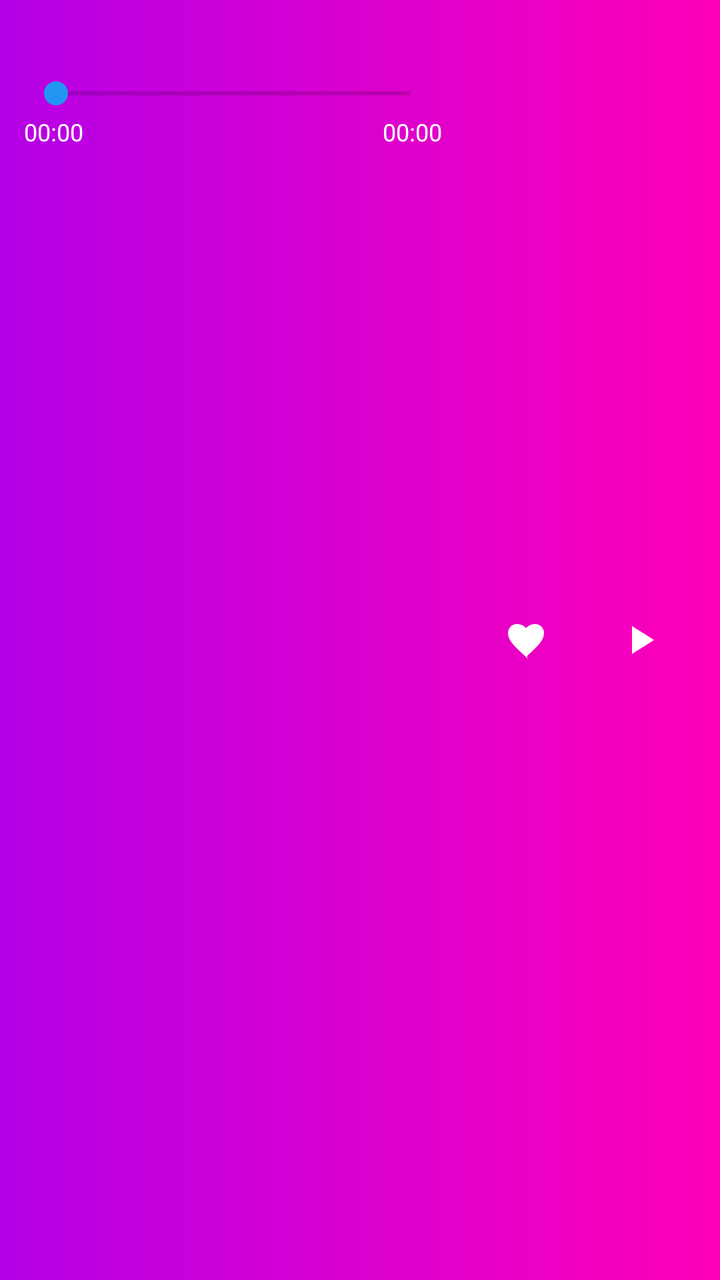
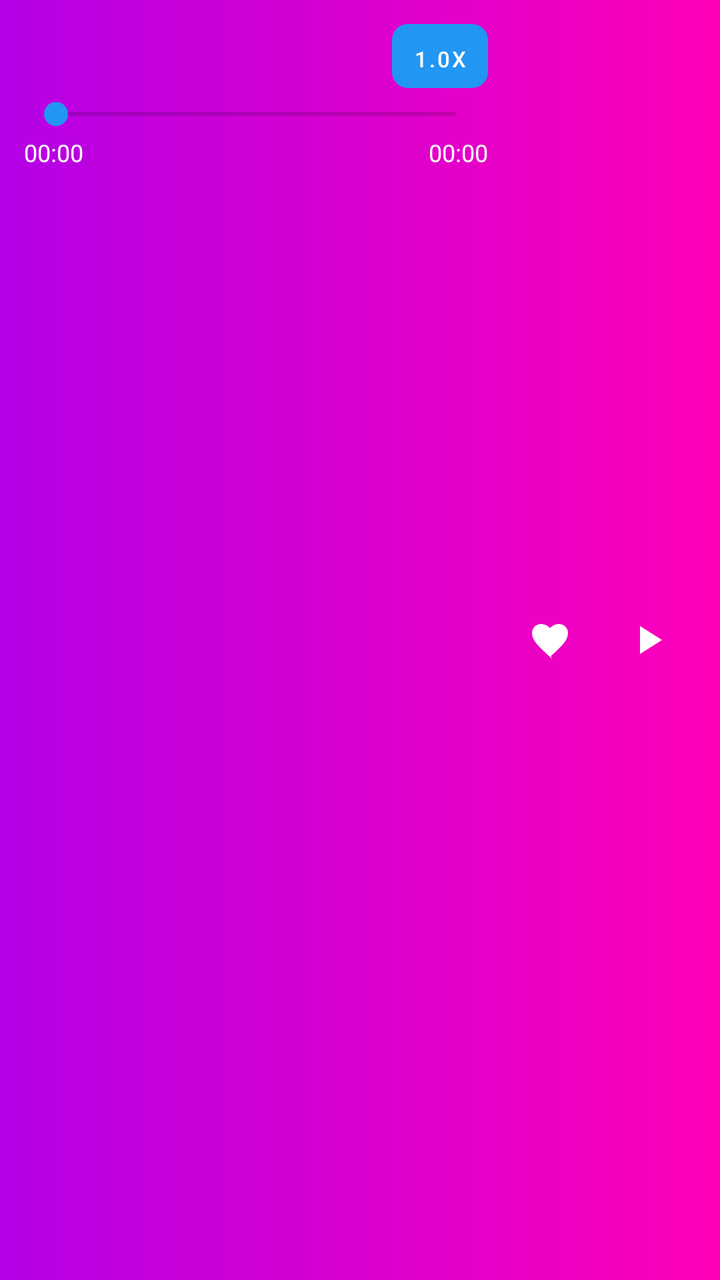

The first picture is an Android layout as it rendered before a commit; the second is the same layout after the commit. The layout source and the unified diff follow.
<!-- AndroidManifest.xml: application theme Theme.divneblessing_v0 -->
<!-- res/layout/layout_mini_player.xml -->
<?xml version="1.0" encoding="utf-8"?>
<LinearLayout xmlns:android="http://schemas.android.com/apk/res/android"
    android:layout_width="match_parent"
    android:layout_height="wrap_content"
    android:orientation="horizontal"
    android:padding="12dp"
    android:background="@drawable/bg_toolbar_gradient">

    
    <LinearLayout
        android:layout_width="0dp"
        android:layout_height="wrap_content"
        android:orientation="vertical"
        android:layout_weight="1">

        <TextView
            android:id="@+id/mini_player_title"
            android:layout_width="match_parent"
            android:layout_height="wrap_content"
            android:ellipsize="end"
            android:maxLines="1"
            android:textColor="@android:color/white"
            android:textSize="16sp"
            android:layout_marginBottom="4dp"/>

        <SeekBar
            android:id="@+id/mini_player_seekbar"
            android:layout_width="match_parent"
            android:layout_height="wrap_content" />

        
        <LinearLayout
            android:layout_width="match_parent"
            android:layout_height="wrap_content"
            android:orientation="horizontal"
            android:layout_marginTop="2dp">

            <TextView
                android:id="@+id/mini_player_elapsed"
                android:layout_width="wrap_content"
                android:layout_height="wrap_content"
                android:text="00:00"
                android:textColor="@android:color/white"
                android:textSize="12sp"/>

            <View
                android:layout_width="0dp"
                android:layout_height="0dp"
                android:layout_weight="1" />

            <TextView
                android:id="@+id/mini_player_total"
                android:layout_width="wrap_content"
                android:layout_height="wrap_content"
                android:text="00:00"
                android:textColor="@android:color/white"
                android:textSize="12sp"/>
        </LinearLayout>
    </LinearLayout>

    
    <LinearLayout
        android:paddingLeft="15dp"
        android:layout_width="wrap_content"
        android:layout_height="match_parent"
        android:orientation="horizontal"
        android:gravity="center_vertical">

        <ImageButton
            android:id="@+id/mini_player_like"
            android:layout_width="56dp"
            android:layout_height="56dp"
            android:src="@drawable/ic_heart_24"
            android:background="?attr/selectableItemBackgroundBorderless"
            android:contentDescription="Like" />

        <ImageButton
            android:id="@+id/mini_player_play"
            android:layout_width="56dp"
            android:layout_height="56dp"
            android:src="@drawable/ic_play_24"
            android:background="?attr/selectableItemBackgroundBorderless"
            android:contentDescription="Play/Pause" />
    </LinearLayout>
</LinearLayout>
<!-- resources referenced by this layout -->
<resources>
  <!-- drawable bg_toolbar_gradient (drawable) -->
  <shape xmlns:android="http://schemas.android.com/apk/res/android" android:shape="rectangle">
      <gradient
          android:startColor="#B400E6"
          android:endColor="#FF00B8"
          android:angle="0"/>
  </shape>
  <!-- drawable ic_heart_24 (drawable) -->
  <vector xmlns:android="http://schemas.android.com/apk/res/android" android:width="24dp" android:height="24dp" android:viewportWidth="24" android:viewportHeight="24">
      <path android:fillColor="@android:color/white" android:pathData="M12,21.35l-1.45,-1.32C5.4,15.36 2,12.28 2,8.5 2,6 4,4 6.5,4c1.74,0 3.41,0.81 4.5,2.09C12.09,4.81 13.76,4 15.5,4 18,4 20,6 20,8.5c0,3.78 -3.4,6.86 -8.55,11.54L12,21.35z"/>
  </vector>
  <!-- drawable ic_play_24 (drawable) -->
  <vector xmlns:android="http://schemas.android.com/apk/res/android"
      android:width="24dp" android:height="24dp"
      android:viewportWidth="24" android:viewportHeight="24">
      <path android:fillColor="@android:color/white"
          android:pathData="M8,5v14l11,-7z"/>
  </vector>
  <style name="Theme.divneblessing_v0" parent="Theme.MaterialComponents.DayNight.DarkActionBar">
          
          <item name="colorPrimary">@color/blue</item>
          <item name="colorPrimaryVariant">@color/blue</item>
          <item name="colorOnPrimary">@color/white</item>
          
          <item name="colorSecondary">@color/blue</item>
          <item name="colorSecondaryVariant">@color/blue</item>
          <item name="colorOnSecondary">@color/black</item>
          
          <item name="android:statusBarColor">@android:color/transparent</item>
          <item name="android:windowTranslucentStatus">true</item>
      </style>
  <color name="blue">#2196F3</color>
  <color name="white">#FFFFFFFF</color>
  <color name="black">#FF000000</color>
</resources>

<!-- the commit's change to res/layout/layout_mini_player.xml (unified diff, before → after) -->
@@ -13,15 +13,37 @@
         android:orientation="vertical"
         android:layout_weight="1">
 
-        <TextView
-            android:id="@+id/mini_player_title"
+        
+        <LinearLayout
             android:layout_width="match_parent"
             android:layout_height="wrap_content"
-            android:ellipsize="end"
-            android:maxLines="1"
-            android:textColor="@android:color/white"
-            android:textSize="16sp"
-            android:layout_marginBottom="4dp"/>
+            android:orientation="horizontal"
+            android:gravity="center_vertical"
+            android:layout_marginBottom="4dp">
+
+            <TextView
+                android:id="@+id/mini_player_title"
+                android:layout_width="0dp"
+                android:layout_height="wrap_content"
+                android:layout_weight="1"
+                android:ellipsize="end"
+                android:maxLines="1"
+                android:textColor="@android:color/white"
+                android:textSize="16sp" />
+
+            <Button
+                android:id="@+id/mini_player_speed"
+                android:layout_width="wrap_content"
+                android:layout_height="32dp"
+                android:layout_marginStart="8dp"
+                android:background="@drawable/bg_speed_button"
+                android:minWidth="48dp"
+                android:paddingStart="8dp"
+                android:paddingEnd="8dp"
+                android:text="1.0x"
+                android:textColor="@android:color/white"
+                android:textSize="11sp" />
+        </LinearLayout>
 
         <SeekBar
             android:id="@+id/mini_player_seekbar"
@@ -60,24 +82,24 @@
 
     
     <LinearLayout
-        android:paddingLeft="15dp"
         android:layout_width="wrap_content"
         android:layout_height="match_parent"
         android:orientation="horizontal"
-        android:gravity="center_vertical">
+        android:gravity="center_vertical"
+        android:layout_marginStart="8dp">
 
         <ImageButton
             android:id="@+id/mini_player_like"
-            android:layout_width="56dp"
-            android:layout_height="56dp"
+            android:layout_width="48dp"
+            android:layout_height="48dp"
             android:src="@drawable/ic_heart_24"
             android:background="?attr/selectableItemBackgroundBorderless"
             android:contentDescription="Like" />
 
         <ImageButton
             android:id="@+id/mini_player_play"
-            android:layout_width="56dp"
-            android:layout_height="56dp"
+            android:layout_width="48dp"
+            android:layout_height="48dp"
             android:src="@drawable/ic_play_24"
             android:background="?attr/selectableItemBackgroundBorderless"
             android:contentDescription="Play/Pause" />
<!-- resource entries referenced after the edit -->
@@ -1,5 +1,12 @@
 <!-- resources referenced by this layout -->
 <resources>
+  <!-- drawable bg_speed_button (drawable) -->
+  <?xml version="1.0" encoding="utf-8"?>
+  <shape xmlns:android="http://schemas.android.com/apk/res/android"
+      android:shape="rectangle">
+      <solid android:color="?attr/colorSurfaceVariant" />
+      <corners android:radius="8dp" />
+  </shape>
   <!-- drawable bg_toolbar_gradient (drawable) -->
   <shape xmlns:android="http://schemas.android.com/apk/res/android" android:shape="rectangle">
       <gradient
